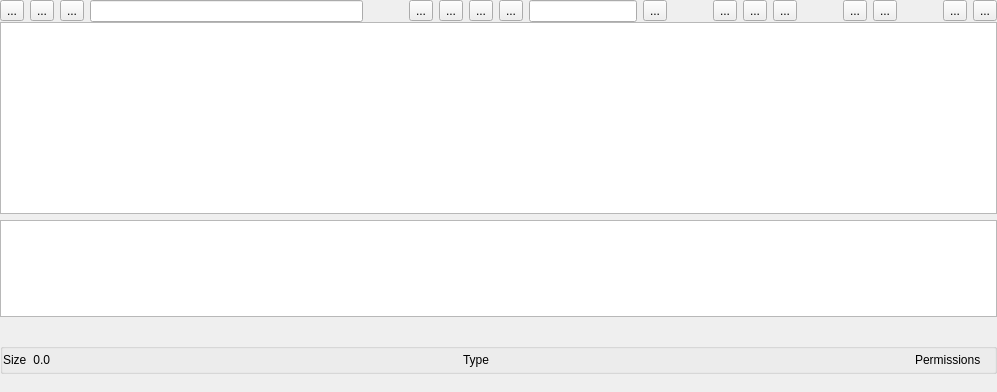
This is ui/mydata/Files.ui in OpenFairWind/FairWindSK as Qt 5 draws it before an edit. The edited form follows.
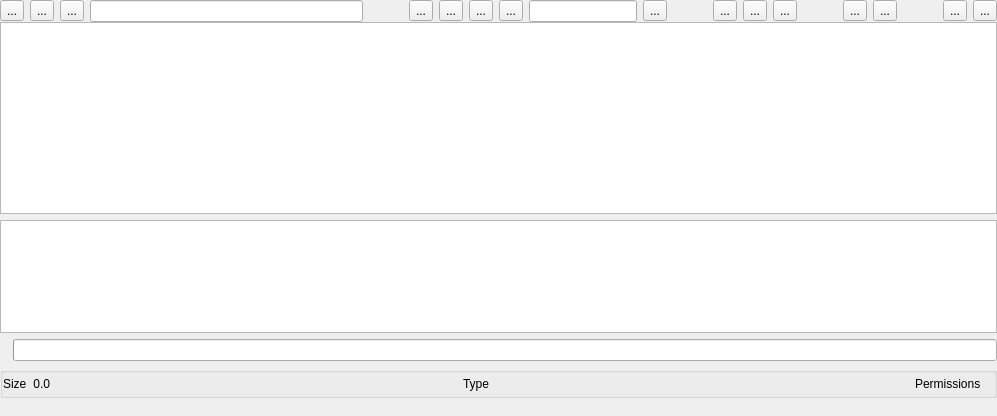
This is the edited form. Icons and pictures are not drawn.

Commit message: Improved multithreaded search

Patch:
```diff
--- a/ui/mydata/Files.ui
+++ b/ui/mydata/Files.ui
@@ -7,7 +7,7 @@
     <x>0</x>
     <y>0</y>
     <width>997</width>
-    <height>392</height>
+    <height>416</height>
    </rect>
   </property>
   <property name="windowTitle">
@@ -374,13 +374,34 @@
          </widget>
         </item>
         <item>
-         <widget class="QLabel" name="label_Searching">
+         <widget class="QWidget" name="widget_Searching" native="true">
           <property name="sizePolicy">
            <sizepolicy hsizetype="Expanding" vsizetype="Expanding">
             <horstretch>0</horstretch>
             <verstretch>0</verstretch>
            </sizepolicy>
           </property>
+          <layout class="QHBoxLayout" name="horizontalLayout_Searching">
+           <property name="leftMargin">
+            <number>0</number>
+           </property>
+           <property name="topMargin">
+            <number>0</number>
+           </property>
+           <property name="rightMargin">
+            <number>0</number>
+           </property>
+           <property name="bottomMargin">
+            <number>0</number>
+           </property>
+           <item>
+            <widget class="QLabel" name="label_Searching">
+             <property name="sizePolicy">
+              <sizepolicy hsizetype="Preferred" vsizetype="Expanding">
+               <horstretch>0</horstretch>
+               <verstretch>0</verstretch>
+              </sizepolicy>
+             </property>
           <property name="text">
            <string/>
           </property>
@@ -390,6 +411,22 @@
           <property name="alignment">
            <set>Qt::AlignmentFlag::AlignCenter</set>
           </property>
+            </widget>
+           </item>
+           <item>
+            <widget class="QProgressBar" name="progressBar_Searching">
+             <property name="value">
+              <number>0</number>
+             </property>
+             <property name="alignment">
+              <set>Qt::AlignmentFlag::AlignCenter</set>
+             </property>
+             <property name="textVisible">
+              <bool>false</bool>
+             </property>
+            </widget>
+           </item>
+          </layout>
          </widget>
         </item>
         <item>
```
Lines whose indentation alone changed are shown as unchanged. The commit also changes 2 other files.
